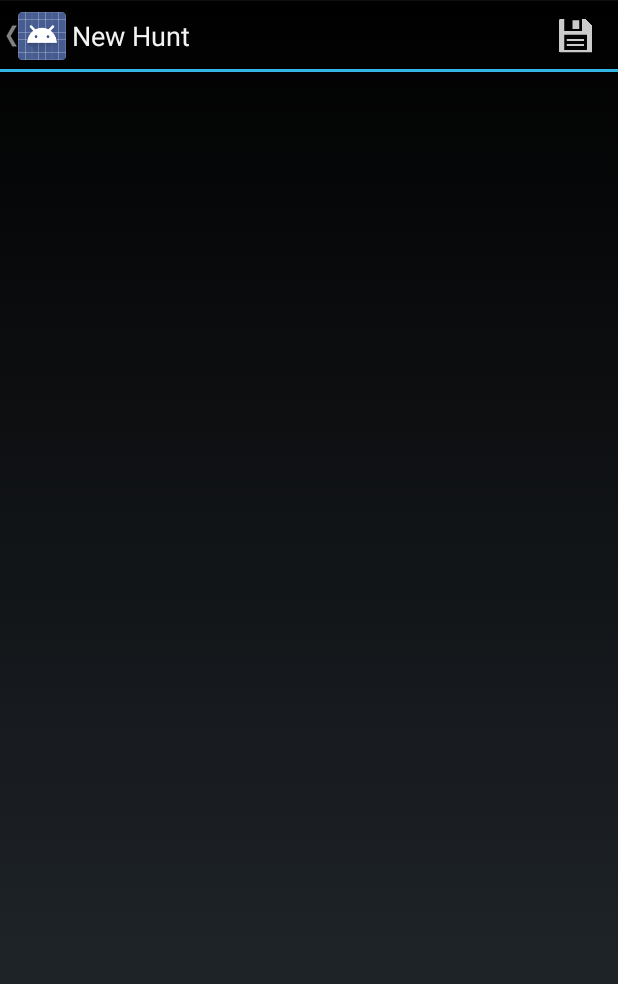
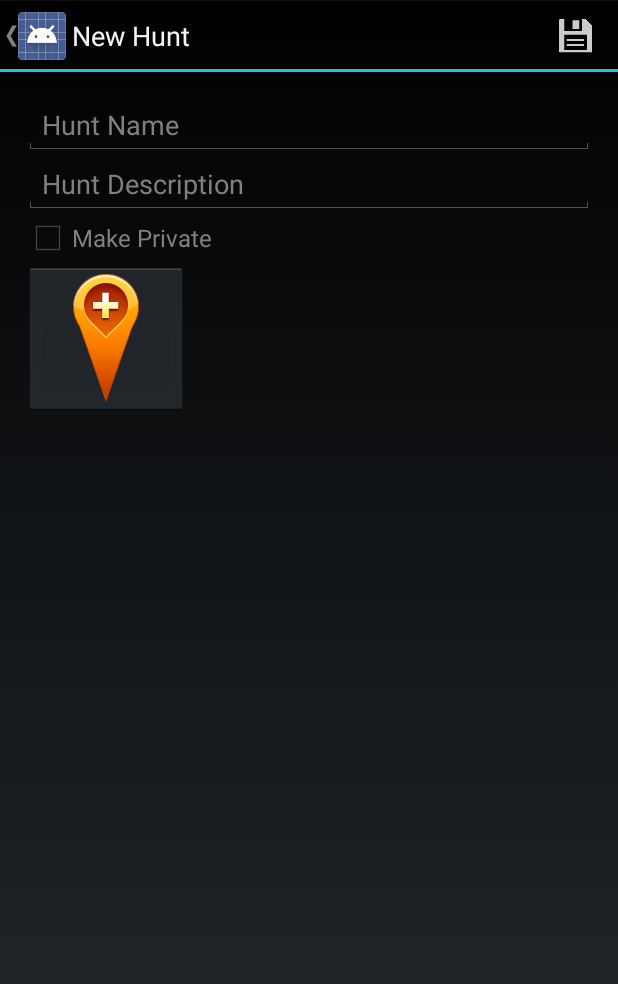
Before and after one commit to geeksbsmrt/APD2, an Android app: the NewHuntActivity screen opened directly, with no data from a screen before it, on a phone screen of 412 x 824 dp. Shown: the top 984 px of the screen. Run offline under Robolectric (Android 15) with nearby library versions, the phone set to English and light mode, and no system bars.

Commit message:
Worked on Add Layout

```diff
--- a/GeoScavenge/app/src/main/res/layout/fragment_new_hunt.xml
+++ b/GeoScavenge/app/src/main/res/layout/fragment_new_hunt.xml
@@ -1,4 +1,4 @@
-<RelativeLayout xmlns:android="http://schemas.android.com/apk/res/android"
+<LinearLayout xmlns:android="http://schemas.android.com/apk/res/android"
     xmlns:tools="http://schemas.android.com/tools"
     android:layout_width="match_parent"
     android:layout_height="match_parent"
@@ -6,6 +6,28 @@
     android:paddingRight="@dimen/activity_horizontal_margin"
     android:paddingTop="@dimen/activity_vertical_margin"
     android:paddingBottom="@dimen/activity_vertical_margin"
+    android:orientation="vertical"
     tools:context="com.adamcrawford.geoscavenge.hunt.NewHuntActivity.NewHuntFragment">
 
-</RelativeLayout>
+    <EditText
+        android:layout_width="fill_parent"
+        android:layout_height="wrap_content"
+        android:id="@+id/newName"
+        android:hint="@string/huntName"/>
+    <EditText
+        android:layout_width="fill_parent"
+        android:layout_height="wrap_content"
+        android:hint="@string/huntDesc"
+        android:id="@+id/newDesc"/>
+    <CheckBox
+        android:layout_width="wrap_content"
+        android:layout_height="wrap_content"
+        android:hint="@string/priv"
+        android:id="@+id/newPrivate"/>
+    <ImageButton
+        android:layout_width="wrap_content"
+        android:layout_height="wrap_content"
+        android:contentDescription="@string/addEnd"
+        android:src="@drawable/add_end"/>
+
+</LinearLayout>
--- a/GeoScavenge/app/src/main/res/values/strings.xml
+++ b/GeoScavenge/app/src/main/res/values/strings.xml
@@ -4,8 +4,8 @@
     <string name="app_name">GeoScavenge</string>
     <string name="action_search">Private Hunt Search</string>
     <string name="action_add">Add New Hunt</string>
-    <string name="huntName">HuntName</string>
-    <string name="huntDesc">HuntDesc</string>
+    <string name="huntName">Hunt Name</string>
+    <string name="huntDesc">Hunt Description</string>
     <string name="privNum">Private Hunt Number</string>
     <string name="search">Search</string>
     <string name="cancel">Cancel</string>
@@ -23,5 +23,7 @@
     <string name="locFound">Location Found</string>
     <string name="title_activity_new_hunt">New Hunt</string>
     <string name="save">Save</string>
+    <string name="priv">Make Private</string>
+    <string name="addEnd">Add Endpoint</string>
 
 </resources>
```
Also changed, not shown: GeoScavenge/app/src/main/res/drawable-hdpi/add_end.png (added), GeoScavenge/app/src/main/res/drawable-mdpi/add_end.png (added), GeoScavenge/app/src/main/res/drawable-xhdpi/add_end.png (added), GeoScavenge/app/src/main/res/drawable-xxhdpi/add_end.png (added).
